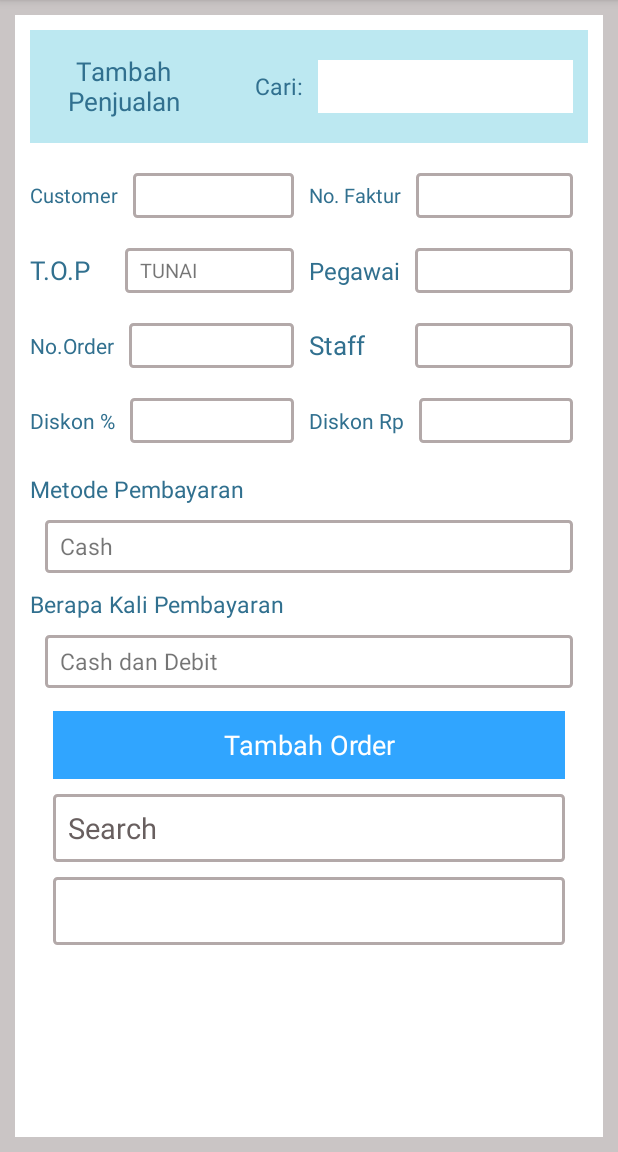
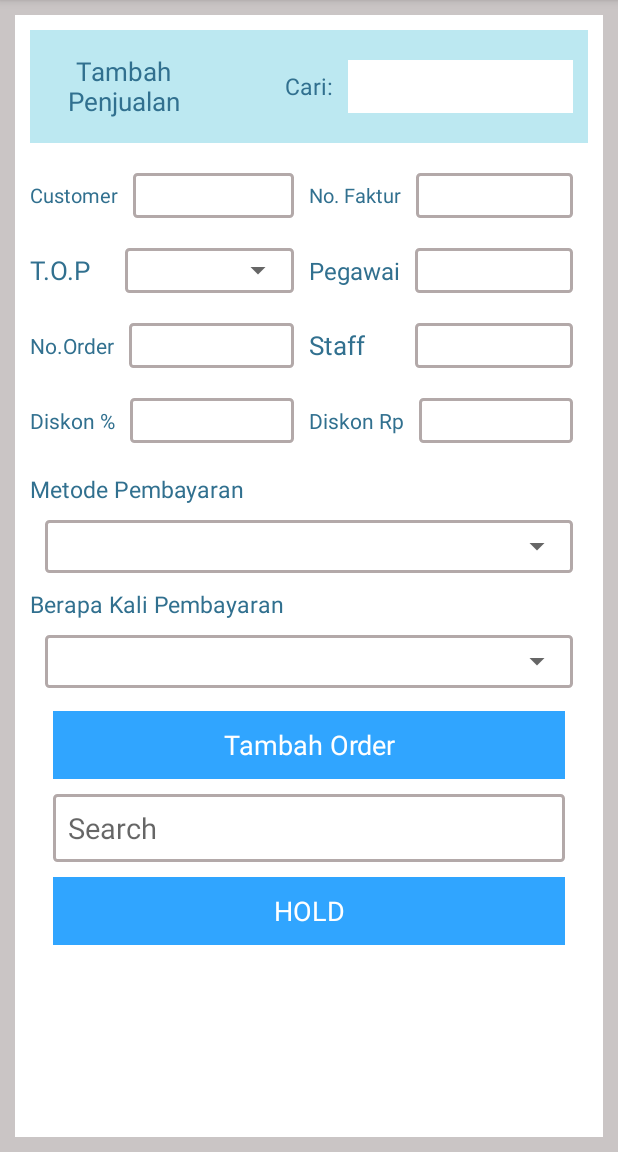
Before and after one commit to TryLuthfi/AndroidKonfeksi, an Android app: the TambahPenjualan screen opened directly, with no data from a screen before it, on a phone screen of 412 x 824 dp, the part 84-1236 px from its top. Run offline under Robolectric (Android 15) with nearby library versions, the phone set to English and light mode, and no system bars.

Commit message:
tambah penjualan

```diff
--- a/app/src/main/AndroidManifest.xml
+++ b/app/src/main/AndroidManifest.xml
@@ -1,6 +1,11 @@
 <?xml version="1.0" encoding="utf-8"?>
 <manifest xmlns:android="http://schemas.android.com/apk/res/android"
     package="indonesia.konfeksi.com.androidkonfeksi">
+
+    <uses-permission android:name="android.permission.ACCESS_NETWORK_STATE" />
+    <uses-permission android:name="android.permission.INTERNET" />
+    <uses-permission android:name="android.permission.CAMERA" />
+    <uses-permission android:name="android.permission.READ_EXTERNAL_STORAGE" />
 
     <application
         android:allowBackup="true"
--- a/app/src/main/java/indonesia/konfeksi/com/androidkonfeksi/TambahPenjualan.java
+++ b/app/src/main/java/indonesia/konfeksi/com/androidkonfeksi/TambahPenjualan.java
@@ -1,13 +1,73 @@
 package indonesia.konfeksi.com.androidkonfeksi;
 
+import android.app.Dialog;
+import android.graphics.Color;
+import android.graphics.drawable.ColorDrawable;
 import android.support.v7.app.AppCompatActivity;
 import android.os.Bundle;
+import android.view.View;
+import android.view.ViewGroup;
+import android.view.Window;
+import android.widget.EditText;
+import android.widget.LinearLayout;
+import android.widget.Spinner;
+import android.widget.TextView;
+
+import java.util.Objects;
 
 public class TambahPenjualan extends AppCompatActivity {
+    private Spinner ttoopp;
+    private Spinner metode_pembayaran;
+    private Spinner berapa_kali_pembayaran;
+    private EditText search_top;
+    private EditText customer;
+    private EditText no_faktur;
+    private EditText pegawai;
+    private EditText no_order;
+    private EditText staff;
+    private EditText diskon_persen;
+    private EditText diskon_rp;
+    private EditText search_bot;
+    private LinearLayout tambah_order;
+    private LinearLayout hold;
 
     @Override
     protected void onCreate(Bundle savedInstanceState) {
         super.onCreate(savedInstanceState);
         setContentView(R.layout.activity_tambah_penjualan);
+
+        ttoopp = findViewById(R.id.ttoopp);
+        metode_pembayaran = findViewById(R.id.ttoopp);
+        berapa_kali_pembayaran = findViewById(R.id.ttoopp);
+        search_top = findViewById(R.id.search_top);
+        customer = findViewById(R.id.customer);
+        no_faktur = findViewById(R.id.no_faktur);
+        pegawai = findViewById(R.id.pegawai);
+        no_order = findViewById(R.id.no_order);
+        staff = findViewById(R.id.staff);
+        diskon_persen = findViewById(R.id.diskon_persen);
+        diskon_rp = findViewById(R.id.diskon_rp);
+        search_bot = findViewById(R.id.search_bot);
+        tambah_order = findViewById(R.id.tambah_order);
+        hold = findViewById(R.id.hold);
+
+        tambah_order.setOnClickListener(new View.OnClickListener() {
+            @Override
+            public void onClick(View v) {
+                final Dialog dialog = new Dialog(TambahPenjualan.this);
+                dialog.setCancelable(true);
+                dialog.setCanceledOnTouchOutside(true);
+                dialog.setContentView(R.layout.tambahpenjualan_popup_tambahorder);
+                LinearLayout scan_barcode = dialog.findViewById(R.id.scan_barcode);
+                LinearLayout tambah = dialog.findViewById(R.id.tambah);
+                Spinner nama_barang = dialog.findViewById(R.id.nama_barang);
+                Spinner satuan = dialog.findViewById(R.id.satuan);
+                EditText jumlah = dialog.findViewById(R.id.jumlah);
+                Objects.requireNonNull(dialog.getWindow()).setBackgroundDrawable(new ColorDrawable(Color.TRANSPARENT));
+                dialog.show();
+                Window window = dialog.getWindow();
+                window.setLayout(ViewGroup.LayoutParams.MATCH_PARENT, ViewGroup.LayoutParams.WRAP_CONTENT);
+            }
+        });
     }
 }
--- a/app/src/main/res/layout/activity_tambah_penjualan.xml
+++ b/app/src/main/res/layout/activity_tambah_penjualan.xml
@@ -53,13 +53,28 @@
                     android:textSize="15sp" />
 
                 <LinearLayout
-                    android:layout_width="170dp"
+                    android:layout_width="150dp"
                     android:layout_height="match_parent"
                     android:layout_marginHorizontal="10dp"
                     android:layout_marginVertical="20sp"
-                    android:background="#fff"></LinearLayout>
+                    android:background="#fff">
+
+                    <EditText
+                        android:id="@+id/search_top"
+                        android:layout_width="match_parent"
+                        android:layout_height="match_parent"
+                        android:background="@null"
+                        android:gravity="center_vertical"
+                        android:paddingLeft="10dp"
+                        android:textSize="13sp" />
+
                 </LinearLayout>
             </LinearLayout>
+        </LinearLayout>
+
+        <ScrollView
+            android:layout_width="match_parent"
+            android:layout_height="wrap_content">
 
             <LinearLayout
                 android:layout_width="match_parent"
@@ -96,12 +111,14 @@
                             android:layout_weight="1"
                             android:background="@drawable/formshape">
 
-                        <TextView
+                            <EditText
+                                android:id="@+id/customer"
                                 android:layout_width="match_parent"
+                                android:layout_height="match_parent"
+                                android:background="@null"
+                                android:gravity="center_vertical"
                                 android:paddingLeft="10dp"
-                            android:gravity="center_vertical"
-                            android:textSize="13sp"
-                            android:layout_height="match_parent" />
+                                android:textSize="13sp" />
                         </LinearLayout>
 
                     </LinearLayout>
@@ -129,12 +146,14 @@
                             android:layout_weight="1"
                             android:background="@drawable/formshape">
 
-                        <TextView
+                            <EditText
+                                android:id="@+id/no_faktur"
                                 android:layout_width="match_parent"
+                                android:layout_height="match_parent"
+                                android:background="@null"
+                                android:gravity="center_vertical"
                                 android:paddingLeft="10dp"
-                            android:gravity="center_vertical"
-                            android:textSize="13sp"
-                            android:layout_height="match_parent" />
+                                android:textSize="13sp" />
 
                         </LinearLayout>
 
@@ -170,13 +189,12 @@
                             android:layout_weight="1"
                             android:background="@drawable/formshape">
 
-                        <TextView
+                            <Spinner
+                                android:id="@+id/ttoopp"
                                 android:layout_width="match_parent"
-                            android:paddingLeft="10dp"
+                                android:layout_height="match_parent"
                                 android:gravity="center_vertical"
-                            android:text="TUNAI"
-                            android:textSize="13sp"
-                            android:layout_height="match_parent" />
+                                android:textSize="13sp" />
 
                         </LinearLayout>
 
@@ -205,12 +223,14 @@
                             android:layout_weight="1"
                             android:background="@drawable/formshape">
 
-                        <TextView
+                            <EditText
+                                android:id="@+id/pegawai"
                                 android:layout_width="match_parent"
+                                android:layout_height="match_parent"
+                                android:background="@null"
+                                android:gravity="center_vertical"
                                 android:paddingLeft="10dp"
-                            android:gravity="center_vertical"
-                            android:textSize="13sp"
-                            android:layout_height="match_parent" />
+                                android:textSize="13sp" />
 
                         </LinearLayout>
 
@@ -245,12 +265,14 @@
                             android:layout_weight="1"
                             android:background="@drawable/formshape">
 
-                        <TextView
+                            <EditText
+                                android:id="@+id/no_order"
                                 android:layout_width="match_parent"
+                                android:layout_height="match_parent"
+                                android:background="@null"
+                                android:gravity="center_vertical"
                                 android:paddingLeft="10dp"
-                            android:gravity="center_vertical"
-                            android:textSize="13sp"
-                            android:layout_height="match_parent" />
+                                android:textSize="13sp" />
 
                         </LinearLayout>
 
@@ -280,12 +302,14 @@
                             android:layout_weight="1"
                             android:background="@drawable/formshape">
 
-                        <TextView
+                            <EditText
+                                android:id="@+id/staff"
                                 android:layout_width="match_parent"
+                                android:layout_height="match_parent"
+                                android:background="@null"
+                                android:gravity="center_vertical"
                                 android:paddingLeft="10dp"
-                            android:gravity="center_vertical"
-                            android:textSize="13sp"
-                            android:layout_height="match_parent" />
+                                android:textSize="13sp" />
 
                         </LinearLayout>
 
@@ -320,12 +344,14 @@
                             android:layout_weight="1"
                             android:background="@drawable/formshape">
 
-                        <TextView
+                            <EditText
+                                android:id="@+id/diskon_persen"
                                 android:layout_width="match_parent"
+                                android:layout_height="match_parent"
+                                android:background="@null"
+                                android:gravity="center_vertical"
                                 android:paddingLeft="10dp"
-                            android:gravity="center_vertical"
-                            android:textSize="13sp"
-                            android:layout_height="match_parent" />
+                                android:textSize="13sp" />
 
                         </LinearLayout>
 
@@ -354,12 +380,14 @@
                             android:layout_weight="1"
                             android:background="@drawable/formshape">
 
-                        <TextView
+                            <EditText
+                                android:id="@+id/diskon_rp"
                                 android:layout_width="match_parent"
+                                android:layout_height="match_parent"
+                                android:background="@null"
+                                android:gravity="center_vertical"
                                 android:paddingLeft="10dp"
-                            android:gravity="center_vertical"
-                            android:textSize="13sp"
-                            android:layout_height="match_parent" />
+                                android:textSize="13sp" />
 
                         </LinearLayout>
 
@@ -387,13 +415,13 @@
                         android:layout_weight="1"
                         android:background="@drawable/formshape">
 
-                    <TextView
+                        <Spinner
+                            android:id="@+id/metode_pembayaran"
+                            android:layout_width="match_parent"
+                            android:layout_height="match_parent"
+                            android:gravity="center_vertical"
                             android:paddingLeft="10dp"
-                        android:layout_width="match_parent"
-                        android:gravity="center_vertical"
-                        android:textSize="15sp"
-                        android:text="Cash"
-                        android:layout_height="match_parent" />
+                            android:textSize="15sp" />
 
                     </LinearLayout>
                 </LinearLayout>
@@ -418,18 +446,19 @@
                         android:layout_weight="1"
                         android:background="@drawable/formshape">
 
-                    <TextView
+                        <Spinner
+                            android:id="@+id/berapa_kali_pembayaran"
+                            android:layout_width="match_parent"
+                            android:layout_height="match_parent"
+                            android:gravity="center_vertical"
                             android:paddingLeft="10dp"
-                        android:layout_width="match_parent"
-                        android:gravity="center_vertical"
-                        android:textSize="15sp"
-                        android:text="Cash dan Debit"
-                        android:layout_height="match_parent" />
+                            android:textSize="15sp" />
 
                     </LinearLayout>
                 </LinearLayout>
 
                 <LinearLayout
+                    android:id="@+id/tambah_order"
                     android:layout_width="match_parent"
                     android:layout_height="45dp"
                     android:layout_marginHorizontal="15dp"
@@ -452,26 +481,37 @@
                     android:layout_marginTop="10dp"
                     android:background="@drawable/formshape">
 
-                <TextView
+                    <EditText
+                        android:id="@+id/search_bot"
+                        android:layout_width="wrap_content"
+                        android:layout_height="wrap_content"
+                        android:layout_gravity="center_vertical"
                         android:layout_marginLeft="10dp"
-                    android:layout_width="wrap_content"
-                    android:text="Search"
-                    android:layout_gravity="center_vertical"
-                    android:textSize="19sp"
+                        android:background="@null"
+                        android:hint="Search"
                         android:textColor="#685F5F"
-                    android:layout_height="wrap_content" />
+                        android:textSize="19sp" />
 
                 </LinearLayout>
+
                 <LinearLayout
+                    android:id="@+id/hold"
                     android:layout_width="match_parent"
                     android:layout_height="45dp"
                     android:layout_marginHorizontal="15dp"
                     android:layout_marginTop="10dp"
-                android:background="@drawable/formshape">
+                    android:background="#30a5ff">
 
-
+                    <TextView
+                        android:layout_width="match_parent"
+                        android:layout_height="match_parent"
+                        android:gravity="center"
+                        android:text="HOLD"
+                        android:textColor="#fff"
+                        android:textSize="18sp" />
                 </LinearLayout>
 
             </LinearLayout>
+        </ScrollView>
     </LinearLayout>
 </LinearLayout>
--- a/app/src/main/res/layout/dashboard.xml
+++ b/app/src/main/res/layout/dashboard.xml
@@ -9,7 +9,7 @@
     <LinearLayout
         android:id="@+id/top"
         android:layout_width="match_parent"
-        android:layout_height="200dp"
+        android:layout_height="170dp"
         android:background="#4E4848">
 
 
@@ -35,6 +35,7 @@
             android:orientation="horizontal">
 
             <LinearLayout
+                android:id="@+id/penjualan"
                 android:layout_width="match_parent"
                 android:layout_height="match_parent"
                 android:layout_weight="1"
```
Also changed, not shown: app/src/main/java/indonesia/konfeksi/com/androidkonfeksi/DashBoard.java (+13 -0 lines), app/src/main/res/layout/tambahpenjualan_popup_tambahorder.xml (added, +142 -0 lines). Lines whose indentation alone changed are shown as unchanged.
